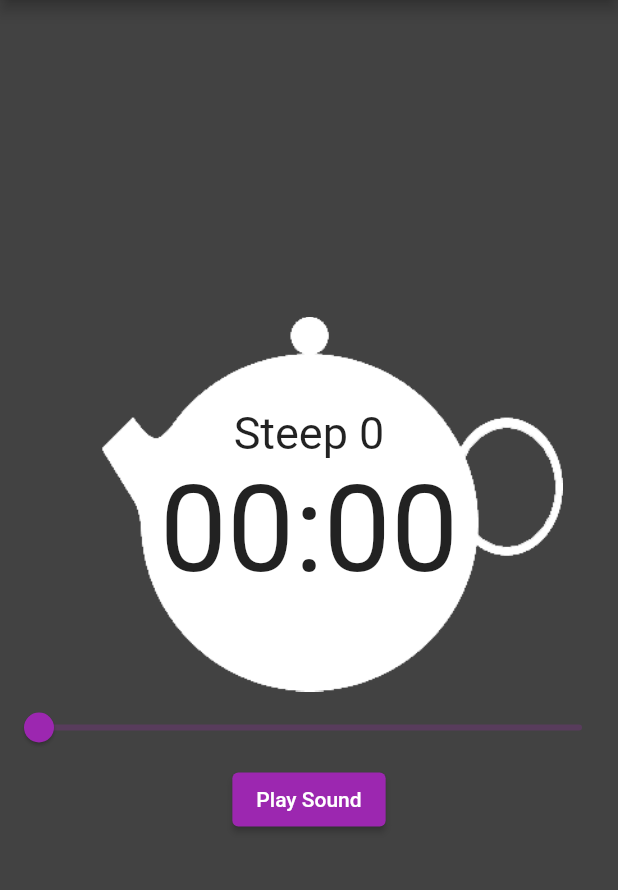
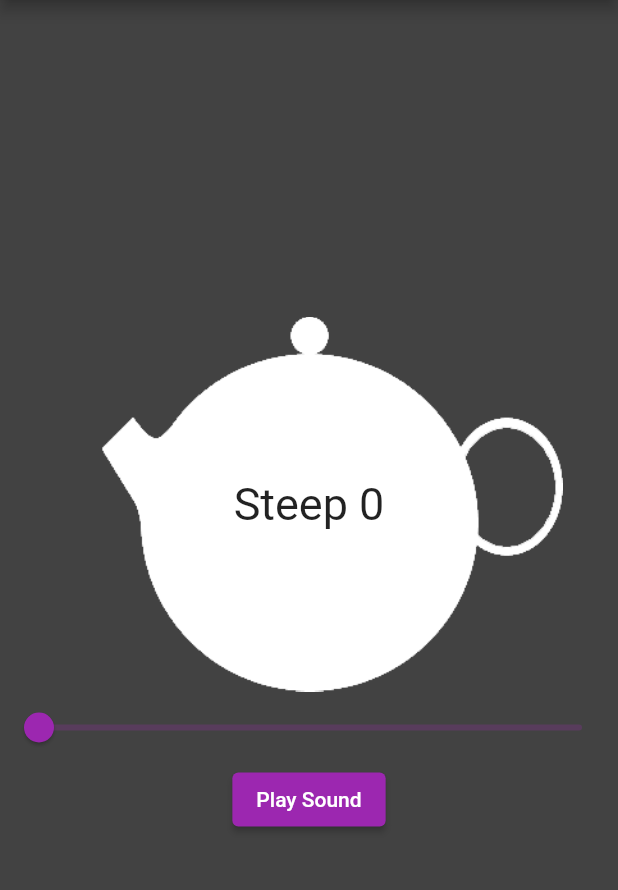
Before and after one commit to christian-anthony/TeaTimer, a Flutter app: the screen it shows after launch, on a phone screen of 412 x 824 dp, the part 84-974 px from its top. Run offline on Flutter 3.47's test engine with Material 2 defaults, Android fonts, the phone set to English and light mode, and no system bars; our stand-ins replace just_audio.

Commit message:
SteepCounter Widget
Created a new steep counter widget to clean up the timers code. WIP

```diff
--- /dev/null
+++ b/lib/steepcounter.dart
@@ -0,0 +1,50 @@
+import 'package:flutter/cupertino.dart';
+
+class SteepCounter extends StatefulWidget {
+  const SteepCounter({ Key? key }) : super(key: key);
+
+
+  @override
+  _SteepCounterState createState() => _SteepCounterState();
+}
+
+class _SteepCounterState extends State<SteepCounter> {
+
+  static int _steepCount = 0;
+
+  @override
+  Widget build(BuildContext context) {
+    return GestureDetector(
+      child: Container(
+        child: Text(
+          "Steep $_steepCount",
+          style: TextStyle(
+            fontSize: 30,
+          ),
+        )
+      ),
+      onTap: (){
+        if (_steepCount > 0){
+          setState(() {
+            _steepCount -= 1;
+          });
+        }
+      },
+      onLongPress: (){
+        setState(() {
+          _steepCount = 0;
+        });
+      },
+    );
+  }
+
+
+  static void incrementCount(){
+    _steepCount += 1;
+  }
+
+
+
+
+
+}
--- a/lib/teatimer.dart
+++ b/lib/teatimer.dart
@@ -1,6 +1,7 @@
 import 'package:flutter/material.dart';
 import 'dart:async';
 import 'package:just_audio/just_audio.dart';
+import 'steepcounter.dart';
 //import 'timerdisplay.dart';
 
 
@@ -22,6 +23,37 @@ class _TeaTimerState extends State<TeaTimer>{
   bool _isComplete = false; //I promise This will get used
   int _steepCount = 0;
 
+  // @override
+  // Widget build(BuildContext context) {
+  //   return Column(
+  //     mainAxisAlignment: MainAxisAlignment.center,
+  //     children: [
+  //         Stack(
+  //           alignment: Alignment.center,
+  //           children: [
+  //             teaPotImage(),
+  //             GestureDetector(
+  //               child: Column(
+  //                 children: [
+  //                   steepText(),
+  //                   timerText(_currentDuration),
+  //                 ],
+  //               ),
+  //               onTap: () => onClick(),
+  //               onLongPress: () => clearTimer(),
+  //             ),
+  //           ],
+  //         ),
+  //       teaTimerSlider(context),
+  //       ElevatedButton(onPressed: () => playSound(), child: Text("Play Sound")),
+  //     ],
+  //   );
+  // }
+
+
+
+
+
   @override
   Widget build(BuildContext context) {
     return Column(
@@ -31,16 +63,17 @@ class _TeaTimerState extends State<TeaTimer>{
             alignment: Alignment.center,
             children: [
               teaPotImage(),
-              GestureDetector(
-                child: Column(
-                  children: [
-                    steepText(),
-                    timerText(_currentDuration),
-                  ],
-                ),
-                onTap: () => onClick(),
-                onLongPress: () => clearTimer(),
-              ),
+              SteepCounter(),
+              // GestureDetector(
+              //   child: Column(
+              //     children: [
+              //       steepText(),
+              //       timerText(_currentDuration),
+              //     ],
+              //   ),
+              //   onTap: () => onClick(),
+              //   onLongPress: () => clearTimer(),
+              // ),
             ],
           ),
         teaTimerSlider(context),
@@ -48,6 +81,20 @@ class _TeaTimerState extends State<TeaTimer>{
       ],
     );
   }
+
+
+
+
+
+
+
+
+
+
+
+
+
+
 
   //Creates a new periodic timer.
   void startTimer()
@@ -81,10 +128,18 @@ class _TeaTimerState extends State<TeaTimer>{
   //Timer calls this after each duration
   void onTick()
   {
+
+    //**This is a bandaid for the delay bug**
+    if (_currentDuration.inSeconds == 1)
+    {
+      playSound();
+    }
+    //************************************** */
+
     if (_currentDuration.inSeconds == 0)
     {
+      //playSound();
       stopTimer();
-      playSound();
     }
     else
     {
```
